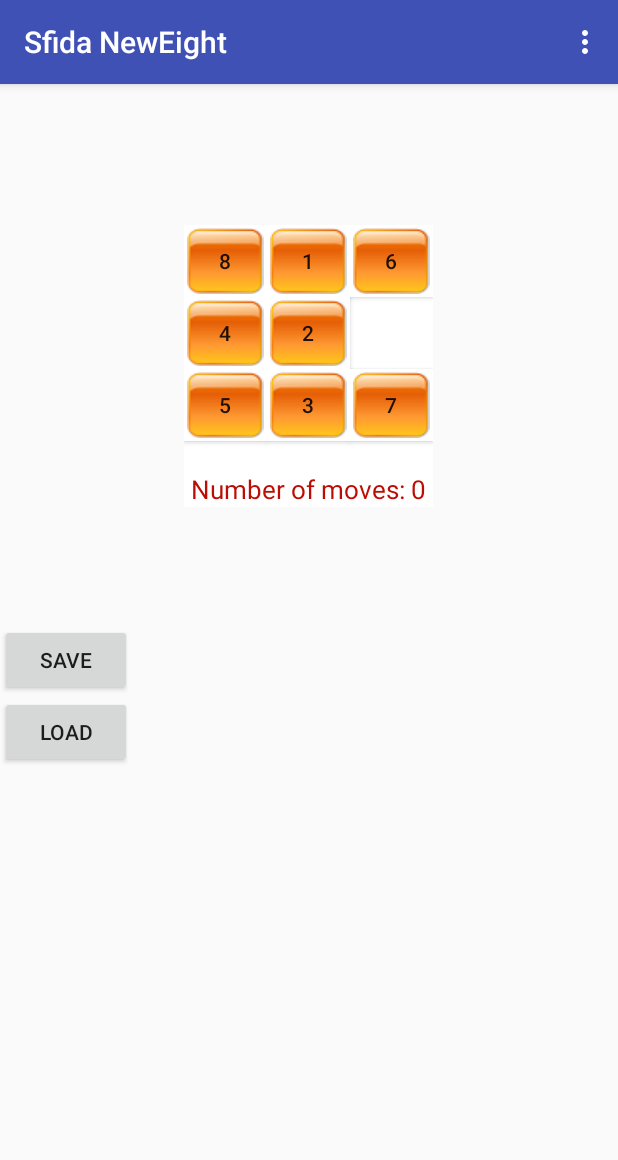
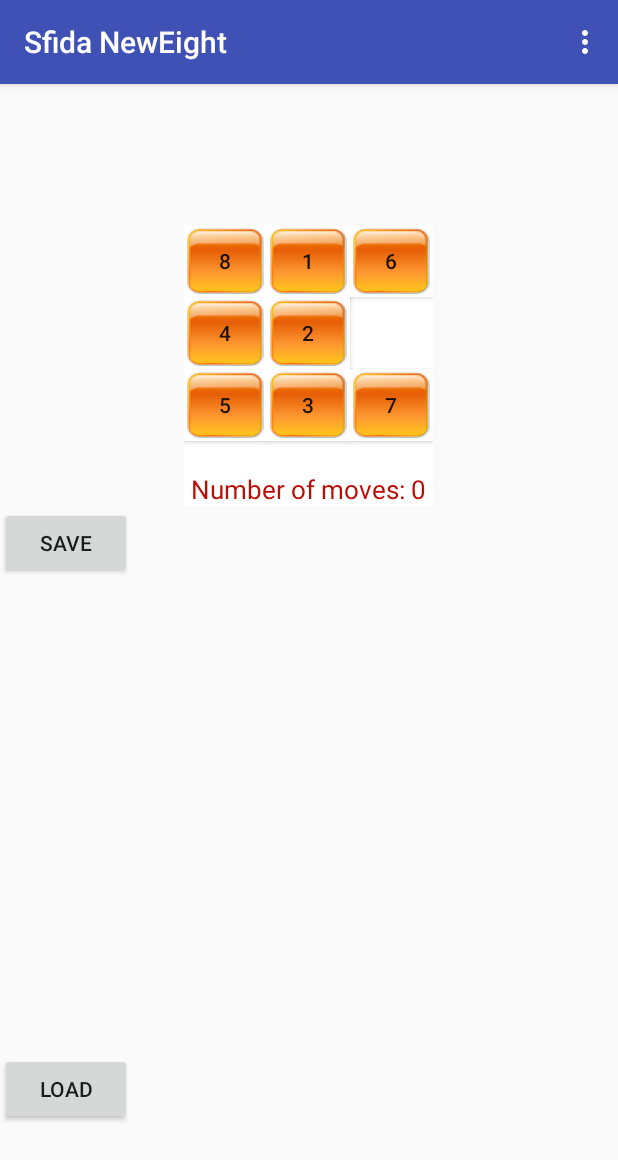
Before and after one commit to Xela1988/NewFifteen, an Android app: the Scelta screen opened directly, with no data from a screen before it, after a tap on "3*3", on a phone screen of 412 x 824 dp. Shown: the top 1160 px of the screen. Run offline under Robolectric (Android 15) with nearby library versions, the phone set to English and light mode, and no system bars; 1 statement that could not run was skipped.

Commit message:
Modifiche ulteriori sui vari id e aggiunta del case6 table 6*6.

```diff
--- a/app/src/main/java/com/example/alex/newfifteen/Scelta.java
+++ b/app/src/main/java/com/example/alex/newfifteen/Scelta.java
@@ -14,6 +14,7 @@ public class Scelta extends Activity implements View.OnClickListener {
    protected Button buttonScelta3;
    protected Button buttonScelta4;
     protected Button buttonScelta5;
+    protected Button buttonScelta6;
 
     @Override
     protected void onCreate(Bundle savedInstanceState) {
@@ -27,6 +28,8 @@ public class Scelta extends Activity implements View.OnClickListener {
         buttonScelta4.setOnClickListener(this);
         Button buttonScelta5 = (Button) findViewById(R.id.buttonScelta5);
         buttonScelta5.setOnClickListener(this);
+        Button buttonScelta6 = (Button) findViewById(R.id.buttonScelta6);
+        buttonScelta6.setOnClickListener(this);
     }
 
 
@@ -51,7 +54,10 @@ public class Scelta extends Activity implements View.OnClickListener {
                 Intent intent2 = new Intent(Scelta.this, Case5.class);
                 startActivity(intent2);
                 break;
-
+            case R.id.buttonScelta6:
+                Intent intent3 = new Intent(Scelta.this, Case6.class);
+                startActivity(intent3);
+break;
 
             default:
                 break;
--- a/app/src/main/res/layout-land/activity_case3.xml
+++ b/app/src/main/res/layout-land/activity_case3.xml
@@ -3,7 +3,7 @@
     xmlns:tools="http://schemas.android.com/tools"
     android:orientation="vertical" android:layout_width="match_parent"
     android:layout_height="match_parent"
-    tools:context=".Case5">
+    tools:context=".Case3">
 
 
     <GridLayout xmlns:android="http://schemas.android.com/apk/res/android"
--- a/app/src/main/res/layout-land/activity_case4.xml
+++ b/app/src/main/res/layout-land/activity_case4.xml
@@ -3,7 +3,7 @@
     xmlns:tools="http://schemas.android.com/tools"
     android:orientation="vertical" android:layout_width="match_parent"
     android:layout_height="match_parent"
-    tools:context=".Casa"
+    tools:context=".Case4"
   >
 
 
@@ -88,7 +88,7 @@
                 android:text="10"
                 android:layout_gravity="center"
                 android:layout_width="55dp"
-                android:id="@+id/button10"
+                android:id="@+id/button12"
                 android:background="@drawable/orangebutton00"
                 style="@style/Widget.AppCompat.Button"/>
             <Button
@@ -121,7 +121,7 @@
                 style="@style/Widget.AppCompat.Button"/>
             <Button
                 android:text="15"
-                android:id="@+id/button15"
+                android:id="@+id/button12"
                 android:layout_gravity="center"
                 android:layout_width="55dp"
                 android:background="@drawable/orangebutton00"
--- a/app/src/main/res/layout-land/activity_main.xml
+++ b/app/src/main/res/layout-land/activity_main.xml
@@ -87,7 +87,7 @@
             android:text="10"
             android:layout_gravity="center"
             android:layout_width="55dp"
-            android:id="@+id/button10"
+            android:id="@+id/button12"
             android:background="@drawable/orangebutton00"
             style="@style/Widget.AppCompat.Button"/>
         <Button
@@ -120,7 +120,7 @@
             style="@style/Widget.AppCompat.Button"/>
         <Button
             android:text="15"
-            android:id="@+id/button15"
+            android:id="@+id/button12"
             android:layout_gravity="center"
             android:layout_width="55dp"
             android:background="@drawable/orangebutton00"
--- a/app/src/main/res/layout-port/activity_case3.xml
+++ b/app/src/main/res/layout-port/activity_case3.xml
@@ -3,7 +3,7 @@
     xmlns:tools="http://schemas.android.com/tools"
     android:orientation="vertical" android:layout_width="match_parent"
     android:layout_height="match_parent"
-    tools:context=".Case5">
+    tools:context=".Case3">
 
 
     <GridLayout xmlns:android="http://schemas.android.com/apk/res/android"
@@ -125,15 +125,16 @@
         android:layout_height="wrap_content"
         android:text="Save"
         android:id="@+id/buttonSave"
-        android:layout_centerVertical="true"
+        android:layout_below="@+id/gridLayout3"
         android:layout_alignParentStart="true" />
     <Button
         android:layout_width="wrap_content"
         android:layout_height="wrap_content"
         android:text="LOAD"
         android:id="@+id/buttonLoad"
-        android:layout_below="@+id/buttonSave"
-        android:layout_alignParentStart="true" />
+        android:layout_alignParentBottom="true"
+        android:layout_alignParentStart="true"
+        android:layout_marginBottom="74dp" />
 
 
 </RelativeLayout>
--- a/app/src/main/res/layout/activity_case4.xml
+++ b/app/src/main/res/layout/activity_case4.xml
@@ -85,7 +85,7 @@
                 android:text="10"
                 android:layout_gravity="center"
                 android:layout_width="55dp"
-                android:id="@+id/button10"
+                android:id="@+id/button12"
                 android:background="@drawable/orangebutton00"
                 style="@style/Widget.AppCompat.Button"/>
             <Button
@@ -118,7 +118,7 @@
                 style="@style/Widget.AppCompat.Button"/>
             <Button
                 android:text="15"
-                android:id="@+id/button15"
+                android:id="@+id/button12"
                 android:layout_gravity="center"
                 android:layout_width="55dp"
                 android:background="@drawable/orangebutton00"
```
Also changed, not shown: app/src/main/AndroidManifest.xml (+6 -2 lines), app/src/main/res/layout-land/activity_case5.xml (+7 -7 lines), app/src/main/res/layout-land/activity_scelta.xml (+16 -2 lines), app/src/main/res/layout-port/activity_case5.xml (+8 -9 lines), app/src/main/res/layout-port/activity_scelta.xml (+33 -18 lines).
